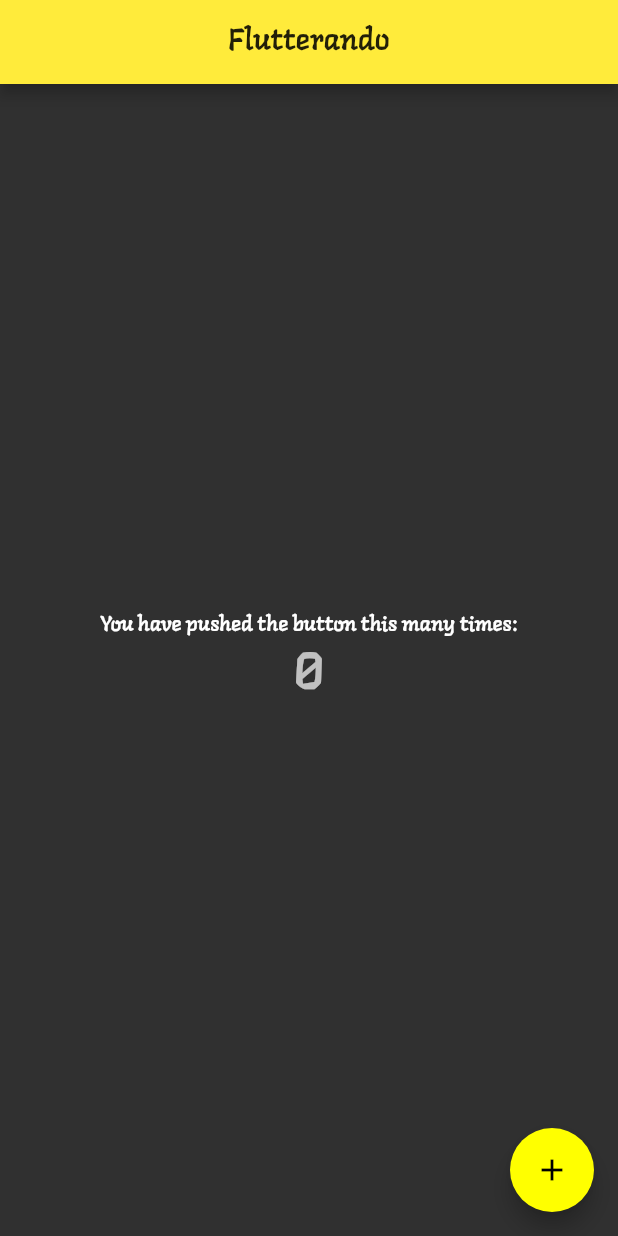
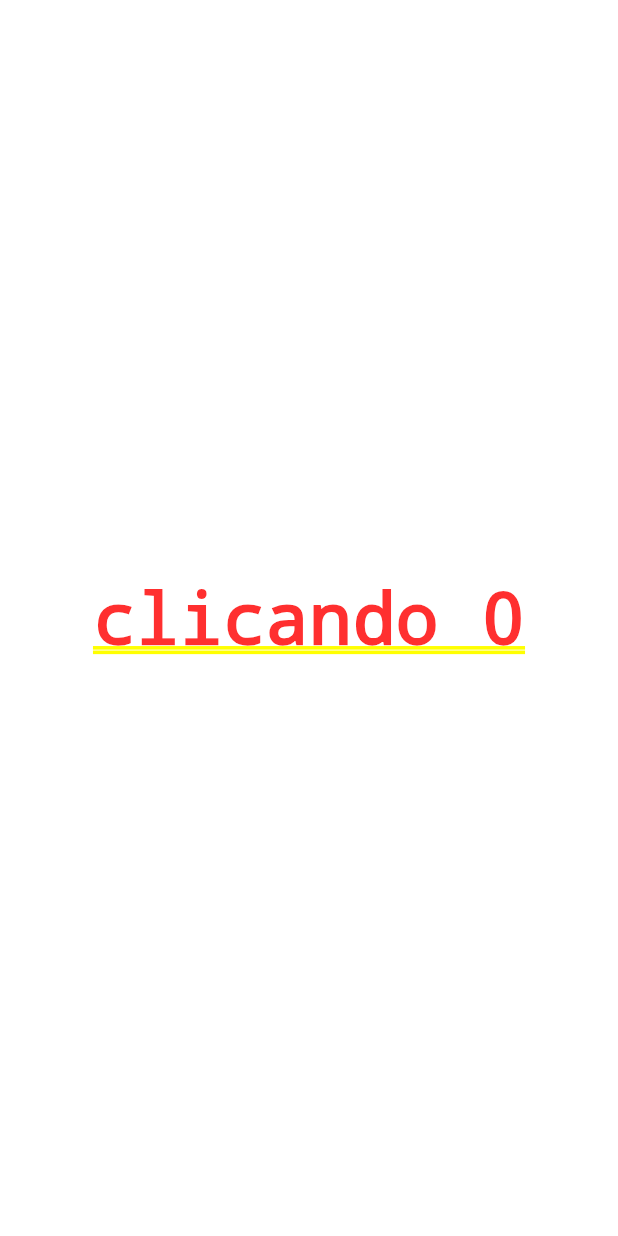
Before and after one commit to iran21/Flutter, a Flutter app: the screen it shows after launch, on a phone screen of 412 x 824 dp. Run offline on Flutter 3.47's test engine with Material 2 defaults, Android fonts, the phone set to English and light mode, and no system bars.

Commit message:
#aula8 -  estados

```diff
--- a/lib/main.dart
+++ b/lib/main.dart
@@ -1,123 +1,49 @@
+import 'package:flutter/cupertino.dart';
 import 'package:flutter/material.dart';
 
-void main() {
-  runApp(MyApp());
+main(List<String> args) {
+  runApp(AppWidget(title: 'Flutter'));
 }
 
-class MyApp extends StatelessWidget {
-  // This widget is the root of your application.
+class AppWidget extends StatelessWidget {
+  final String title;
+
+  const AppWidget({Key key, this.title}) : super(key: key);
+
   @override
   Widget build(BuildContext context) {
-    print('AQUI VEM O $context');
     return MaterialApp(
-      title: 'Flutter Demo',
       theme: ThemeData(
-        // This is the theme of your application.
-        //
-        // Try running your application with "flutter run". You'll see the
-        // application has a blue toolbar. Then, without quitting the app, try
-        // changing the primarySwatch below to Colors.green and then invoke
-        // "hot reload" (press "r" in the console where you ran "flutter run",
-        // or simply save your changes to "hot reload" in a Flutter IDE).
-        // Notice that the counter didn't reset back to zero; the application
-        // is not restarted.
         primarySwatch: Colors.yellow,
-        primaryColor: Colors.yellow,
-        accentColor: Colors.yellowAccent,
-        fontFamily: 'Langar',
-        // This makes the visual density adapt to the platform that you run
-        // the app on. For desktop platforms, the controls will be smaller and
-        // closer together (more dense) than on mobile platforms.
-        visualDensity: VisualDensity.adaptivePlatformDensity,
-        brightness: Brightness.dark,
       ),
-      home: MyHomePage(title: 'Flutterando'),
+      home: HomePage(),
     );
   }
 }
 
-class MyHomePage extends StatefulWidget {
-  MyHomePage({Key key, this.title}) : super(key: key);
-
-  // This widget is the home page of your application. It is stateful, meaning
-  // that it has a State object (defined below) that contains fields that affect
-  // how it looks.
-
-  // This class is the configuration for the state. It holds the values (in this
-  // case the title) provided by the parent (in this case the App widget) and
-  // used by the build method of the State. Fields in a Widget subclass are
-  // always marked "final".
-
-  final String title;
-
+class HomePage extends StatefulWidget {
   @override
-  _MyHomePageState createState() => _MyHomePageState();
+  State<HomePage> createState() {
+    return HomePageState();
+  }
 }
 
-class _MyHomePageState extends State<MyHomePage> {
-  int _counter = 0;
-
-  void _incrementCounter() {
-    setState(() {
-      // This call to setState tells the Flutter framework that something has
-      // changed in this State, which causes it to rerun the build method below
-      // so that the display can reflect the updated values. If we changed
-      // _counter without calling setState(), then the build method would not be
-      // called again, and so nothing would appear to happen.
-      _counter++;
-    });
-  }
+class HomePageState extends State<HomePage> {
+  int count = 0;
 
   @override
   Widget build(BuildContext context) {
-    // This method is rerun every time setState is called, for instance as done
-    // by the _incrementCounter method above.
-    //
-    // The Flutter framework has been optimized to make rerunning build methods
-    // fast, so that you can just rebuild anything that needs updating rather
-    // than having to individually change instances of widgets.
-    return Scaffold(
-      appBar: AppBar(
-        // Here we take the value from the MyHomePage object that was created by
-        // the App.build method, and use it to set our appbar title.
-        title: Text(widget.title),
-        centerTitle: true,
+    return Container(
+      child: Center(
+        child: GestureDetector(
+            onTap: () {
+              print('clicando');
+              setState(() {
+                count++;
+              });
+            },
+            child: Text('clicando $count')),
       ),
-      body: Center(
-        // Center is a layout widget. It takes a single child and positions it
-        // in the middle of the parent.
-        child: Column(
-          // Column is also a layout widget. It takes a list of children and
-          // arranges them vertically. By default, it sizes itself to fit its
-          // children horizontally, and tries to be as tall as its parent.
-          //
-          // Invoke "debug painting" (press "p" in the console, choose the
-          // "Toggle Debug Paint" action from the Flutter Inspector in Android
-          // Studio, or the "Toggle Debug Paint" command in Visual Studio Code)
-          // to see the wireframe for each widget.
-          //
-          // Column has various properties to control how it sizes itself and
-          // how it positions its children. Here we use mainAxisAlignment to
-          // center the children vertically; the main axis here is the vertical
-          // axis because Columns are vertical (the cross axis would be
-          // horizontal).
-          mainAxisAlignment: MainAxisAlignment.center,
-          children: <Widget>[
-            Text(
-              'You have pushed the button this many times:',
-            ),
-            Text(
-              '$_counter',
-              style: Theme.of(context).textTheme.headline4,
-            ),
-          ],
-        ),
-      ),
-      floatingActionButton: FloatingActionButton(
-        onPressed: _incrementCounter,
-        tooltip: 'Increment',
-        child: Icon(Icons.add),
-      ), // This trailing comma makes auto-formatting nicer for build methods.
     );
   }
 }
```
